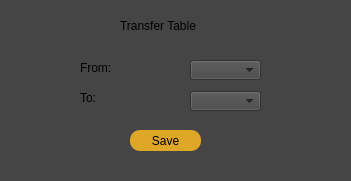
Qt form tabletransfer.ui (aj501/NickBilliardsPrjQT) before a commit.
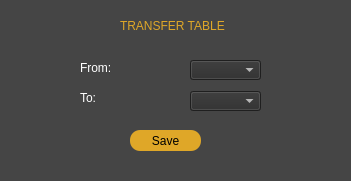
The same form after that commit.

```diff
--- a/tabletransfer.ui
+++ b/tabletransfer.ui
@@ -21,15 +21,16 @@
     <rect>
      <x>120</x>
      <y>10</y>
-     <width>91</width>
+     <width>111</width>
      <height>31</height>
     </rect>
    </property>
    <property name="styleSheet">
-    <string notr="true">background-color: transparent;</string>
+    <string notr="true">background-color: transparent;
+color: rgb(223, 167, 40);</string>
    </property>
    <property name="text">
-    <string>Transfer Table</string>
+    <string>TRANSFER TABLE</string>
    </property>
   </widget>
   <widget class="QLabel" name="label_9">
@@ -42,7 +43,8 @@
     </rect>
    </property>
    <property name="styleSheet">
-    <string notr="true">background-color: transparent;</string>
+    <string notr="true">background-color: transparent;
+color: rgb(255, 255, 255);</string>
    </property>
    <property name="text">
     <string>From:</string>
@@ -58,7 +60,8 @@
     </rect>
    </property>
    <property name="styleSheet">
-    <string notr="true">background-color: transparent;</string>
+    <string notr="true">background-color: transparent;
+color: rgb(255, 255, 255);</string>
    </property>
    <property name="text">
     <string>To:</string>
@@ -90,6 +93,10 @@
      <height>20</height>
     </rect>
    </property>
+   <property name="styleSheet">
+    <string notr="true">color: rgb(255, 255, 255);
+background-color: rgb(44, 44, 44);</string>
+   </property>
   </widget>
   <widget class="QComboBox" name="TransferTo_comboBox">
    <property name="geometry">
@@ -100,6 +107,10 @@
      <height>20</height>
     </rect>
    </property>
+   <property name="styleSheet">
+    <string notr="true">color: rgb(255, 255, 255);
+background-color: rgb(44, 44, 44);</string>
+   </property>
   </widget>
  </widget>
  <resources/>
```
